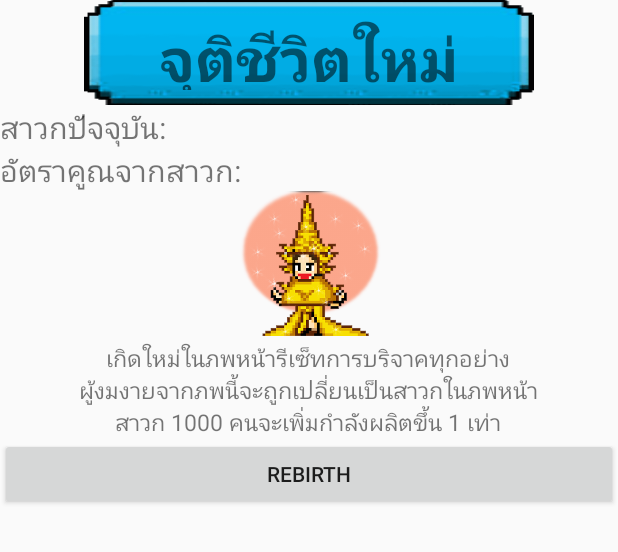
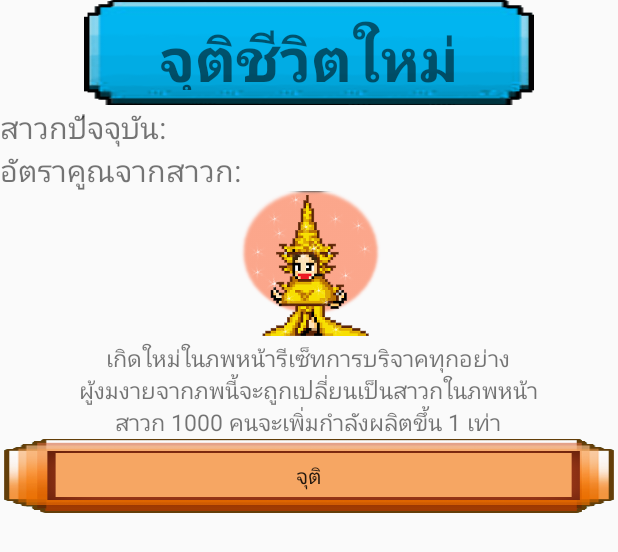
Before and after one commit to wit543/Tum-Boon, an Android app: the layout fragment_rebirth.xml on its own in the app's theme, with its tools: preview values and no code run, on a phone screen of 412 x 824 dp. Shown: the top 552 px of the screen. Run offline under Robolectric (Android 15) with nearby library versions, the phone set to English and light mode, and no system bars.

Commit message:
update  button

```diff
--- a/app/src/main/java/xyz/wit543/wit/tumboon/activity/HomeActivity.java
+++ b/app/src/main/java/xyz/wit543/wit/tumboon/activity/HomeActivity.java
@@ -195,7 +195,7 @@ public class HomeActivity extends AppCompatActivity implements  LayerFragment.On
     @Override
     public void update(Observable observable, Object data) {
         this.updateUI();
-        System.out.print("F\nF\nF\nf\nF\nF\nF\n");
+        //System.out.print("F\nF\nF\nf\nF\nF\nF\n");
         if(data!=null && ((String)data).equals("rebirth")){
             getSupportFragmentManager()
                     .beginTransaction()
@@ -204,7 +204,7 @@ public class HomeActivity extends AppCompatActivity implements  LayerFragment.On
                     .commit();
 
             rebirthFragment.setDisciple();
-            System.out.print("F\nF\nF\nf\nF\nF\nF\n");
+           // System.out.print("F\nF\nF\nf\nF\nF\nF\n");
         }
     }
 }
--- a/app/src/main/java/xyz/wit543/wit/tumboon/fragment/RebirthFragment.java
+++ b/app/src/main/java/xyz/wit543/wit/tumboon/fragment/RebirthFragment.java
@@ -69,7 +69,7 @@ public class RebirthFragment extends Fragment {
     public View onCreateView(LayoutInflater inflater, ViewGroup container,
                              Bundle savedInstanceState) {
         // Inflate the layout for this fragment
-        View view = inflater.inflate(R.layout.fragment_tranfrom, container, false);
+        View view = inflater.inflate(R.layout.fragment_rebirth, container, false);
 
         discipleView = (TextView)view.findViewById(R.id.current_disciple);
         rebirthButton = (Button)view.findViewById(R.id.rebirth_button);
--- a/app/src/main/res/layout/fragment_tranfrom.xml
+++ b/app/src/main/res/layout/fragment_rebirth.xml
@@ -55,8 +55,9 @@
     <Button
         android:id="@+id/rebirth_button"
         android:layout_width="match_parent"
-        android:layout_height="wrap_content"
+        android:layout_height="50dp"
         android:layout_below="@+id/rebirth_detail"
-        android:text="REBIRTH"/>
+        android:background="@drawable/boon_label"
+        android:text="จุติ"/>
 
 </RelativeLayout>
--- a/app/src/main/res/layout/fragment_top_up.xml
+++ b/app/src/main/res/layout/fragment_top_up.xml
@@ -64,7 +64,8 @@
             android:id="@+id/random_button"
             android:layout_below="@id/miracle_detail"
             android:layout_width="match_parent"
-            android:layout_height="wrap_content"
+            android:layout_height="50dp"
+            android:background="@drawable/boon_label"
             android:text="แสดงอภินิหาร"
             android:layout_centerHorizontal="true"
         />
```
